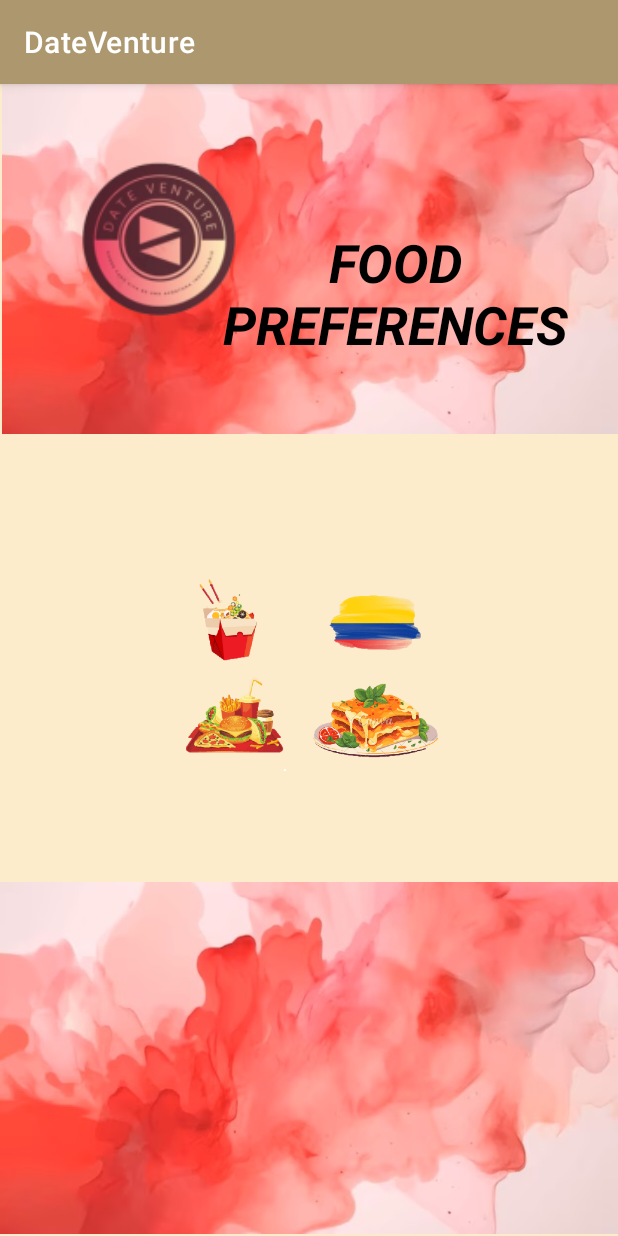
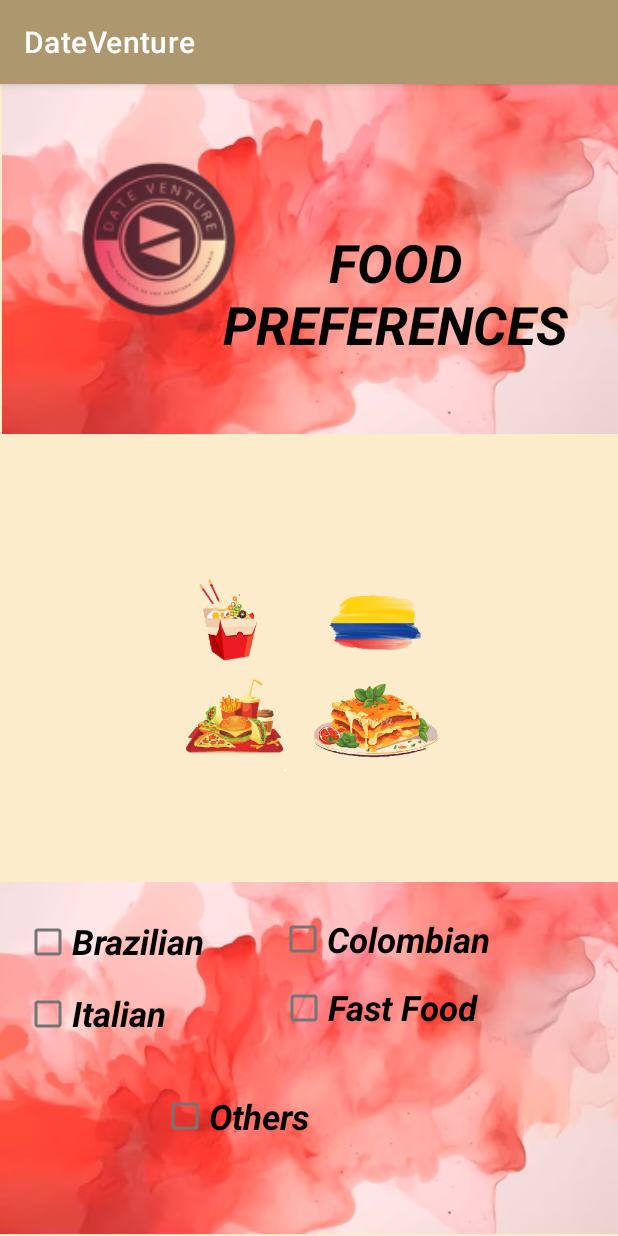
Before and after one commit to Roxxiebstar/APP_DateVenture, an Android app: the Restaurante screen opened directly, with no data from a screen before it, on a phone screen of 412 x 824 dp. Run offline under Robolectric (Android 15) with nearby library versions, the phone set to English and light mode, and no system bars.

Commit message:
Agregando check boxs a restaurantexml

```diff
--- a/DateVenture/app/src/main/res/layout/activity_cuestionario.xml
+++ b/DateVenture/app/src/main/res/layout/activity_cuestionario.xml
@@ -37,6 +37,7 @@
         android:id="@+id/logoDateVenture"
         android:layout_width="176dp"
         android:layout_height="155dp"
+        android:contentDescription="@string/logo"
         app:layout_constraintBottom_toBottomOf="parent"
         app:layout_constraintEnd_toEndOf="parent"
         app:layout_constraintHorizontal_bias="0.0"
@@ -93,6 +94,7 @@
         android:layout_width="353dp"
         android:layout_height="360dp"
         android:text="@string/images_citas2"
+        android:contentDescription="@string/images_citas2"
         app:layout_constraintBottom_toBottomOf="@+id/acuarela2abajo"
         app:layout_constraintEnd_toEndOf="parent"
         app:layout_constraintStart_toStartOf="parent"
--- a/DateVenture/app/src/main/res/layout/activity_restaurante.xml
+++ b/DateVenture/app/src/main/res/layout/activity_restaurante.xml
@@ -38,6 +38,7 @@
         android:id="@+id/logoDateVenture"
         android:layout_width="212dp"
         android:layout_height="188dp"
+        android:contentDescription="@string/acuarela"
         app:layout_constraintBottom_toBottomOf="parent"
         app:layout_constraintEnd_toEndOf="parent"
         app:layout_constraintHorizontal_bias="0.0"
@@ -51,6 +52,7 @@
         android:layout_width="306dp"
         android:layout_height="307dp"
         app:layout_constraintBottom_toBottomOf="@+id/acuarela2abajo"
+        android:contentDescription="@string/image_food"
         app:layout_constraintEnd_toEndOf="parent"
         app:layout_constraintHorizontal_bias="0.495"
         app:layout_constraintStart_toStartOf="parent"
@@ -63,14 +65,79 @@
         android:layout_width="271dp"
         android:layout_height="94dp"
         android:layout_marginStart="128dp"
-        android:text="FOOD PREFERENCES"
+        android:text="@string/food_preferences"
         android:textAlignment="center"
         android:textColor="@color/black"
-        android:textSize="35dp"
+        android:textSize="35sp"
         android:textStyle="bold|italic"
         app:layout_constraintBottom_toBottomOf="@+id/acuarela1arriba"
         app:layout_constraintStart_toStartOf="parent"
         app:layout_constraintTop_toTopOf="parent"
         app:layout_constraintVertical_bias="0.683" />
 
+
+    <CheckBox
+        android:id="@+id/brazilianFood"
+        android:layout_width="203dp"
+        android:layout_height="32dp"
+        android:layout_marginBottom="180dp"
+        android:text="@string/brazilian_preference"
+        android:textSize="23sp"
+        android:textStyle="bold|italic"
+        app:layout_constraintBottom_toBottomOf="parent"
+        app:layout_constraintEnd_toEndOf="parent"
+        app:layout_constraintHorizontal_bias="0.076"
+        app:layout_constraintStart_toStartOf="parent" />
+
+    <CheckBox
+        android:id="@+id/italianFood"
+        android:layout_width="147dp"
+        android:layout_height="0dp"
+        android:layout_marginBottom="124dp"
+        android:text="@string/italian_preference"
+        android:textSize="23sp"
+        android:textStyle="bold|italic"
+        app:layout_constraintBottom_toBottomOf="parent"
+        app:layout_constraintEnd_toEndOf="parent"
+        app:layout_constraintHorizontal_bias="0.06"
+        app:layout_constraintStart_toStartOf="parent" />
+
+    <CheckBox
+        android:id="@+id/fastFood"
+        android:layout_width="197dp"
+        android:layout_height="40dp"
+        android:layout_marginBottom="132dp"
+        android:text="@string/fast_food_preference"
+        android:textSize="23sp"
+        android:textStyle="bold|italic"
+        app:layout_constraintBottom_toBottomOf="parent"
+        app:layout_constraintEnd_toEndOf="parent"
+        app:layout_constraintHorizontal_bias="0.869"
+        app:layout_constraintStart_toStartOf="parent" />
+
+    <CheckBox
+        android:id="@+id/colombianFood"
+        android:layout_width="226dp"
+        android:layout_height="51dp"
+        android:layout_marginBottom="172dp"
+        android:text="@string/Colombian_preference"
+        android:textSize="23sp"
+        android:textStyle="bold|italic"
+        app:layout_constraintBottom_toBottomOf="parent"
+        app:layout_constraintEnd_toEndOf="parent"
+        app:layout_constraintHorizontal_bias="1.0"
+        app:layout_constraintStart_toStartOf="parent" />
+
+    <CheckBox
+        android:id="@+id/othersFood"
+        android:layout_width="197dp"
+        android:layout_height="55dp"
+        android:layout_marginBottom="52dp"
+        android:text="@string/Other_preference"
+        android:textSize="23sp"
+        android:textStyle="bold|italic"
+        app:layout_constraintBottom_toBottomOf="parent"
+        app:layout_constraintEnd_toEndOf="parent"
+        app:layout_constraintStart_toStartOf="parent" />
+
 </androidx.constraintlayout.widget.ConstraintLayout>
--- a/DateVenture/app/src/main/res/values/strings.xml
+++ b/DateVenture/app/src/main/res/values/strings.xml
@@ -29,6 +29,7 @@
     <string name="imagen_acuarela">imagen de acuarela roja</string>
     <string name="imagen_acuarela2">imagen de acuarela roja 2</string>
     <string name="imagen_fondo_desc">Es acuarela y tiene color rojo</string>
+
     <string name="icon_del_perfil">Es un icono que contiene la foto del usuario</string>
     <string name="logo_de_dateadventure">Es un logo que contiene el nombre dateadventure y un eslogan que dice"donde cada cita es una aventura inolvidable</string>
     <string name="icon_conectar_pareja">icono de conectarse o entrelazar cuentas</string>
@@ -39,6 +40,7 @@
     <string name="btn_crea_cita">plan your romantic date</string>
     <string name="username">NOMBRE USUARIO</string>
     <string name="hi_welcome">HI, WELCOME</string>
+
     <string name="complete_questions">COMPLETE THE QUESTIONS FOR THE DAY OF YOUR DREAMS</string>
     <string name="What_hobbies">WHAT ARE YOUR HOBBIES?</string>
     <string name="prefer_date">WHAT DO YOU PREFER FOR YOUR DATE?</string>
@@ -47,7 +49,15 @@
     <string name="btn_home">HOME</string>
     <string name="btn_green_spaces">GREEN SPACES</string>
     <string name="images_citas2">Imagen con hobbies</string>
-    <string name="brazilian">Brazilian</string>
+
+
+    <string name="food_preferences">FOOD PREFERENCES</string>
+    <string name="brazilian_preference">Brazilian</string>
+    <string name="Colombian_preference">Colombian</string>
+    <string name="image_food">Imagen con hobbies</string>
+    <string name="italian_preference">Italian</string>
+    <string name="fast_food_preference">Fast Food</string>
+    <string name="Other_preference">Others</string>
 
 
 </resources>
```
